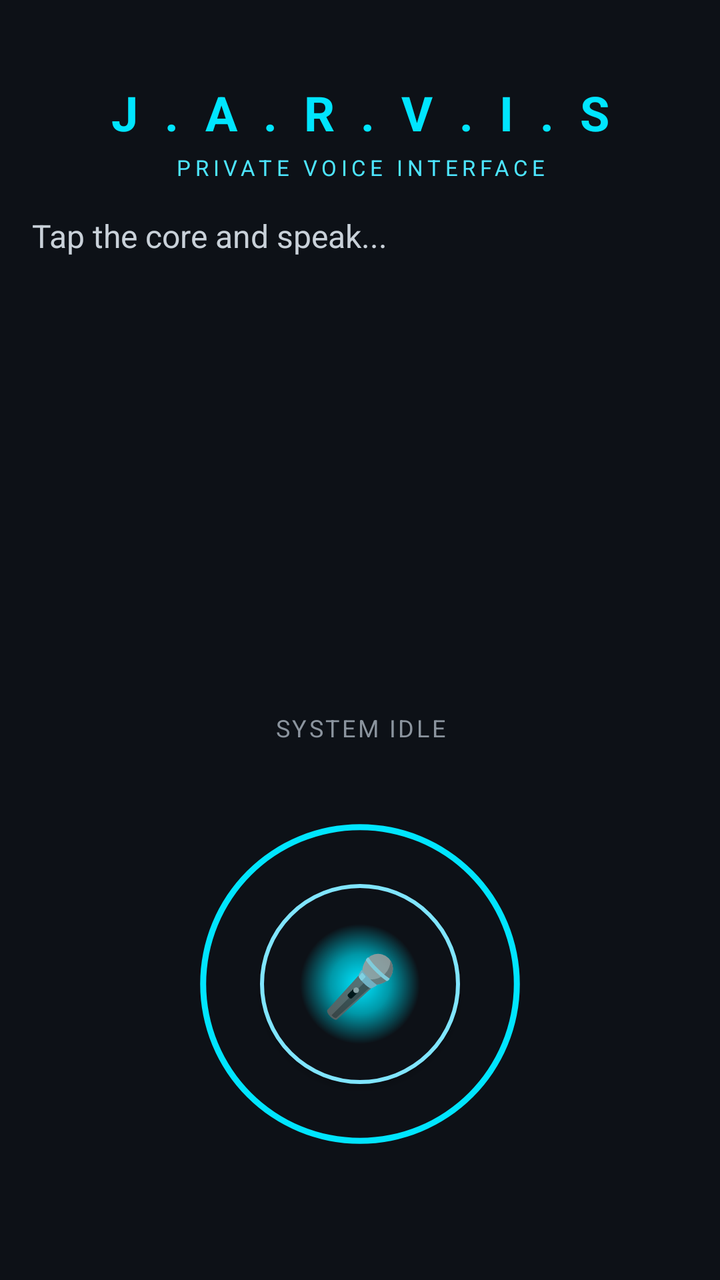
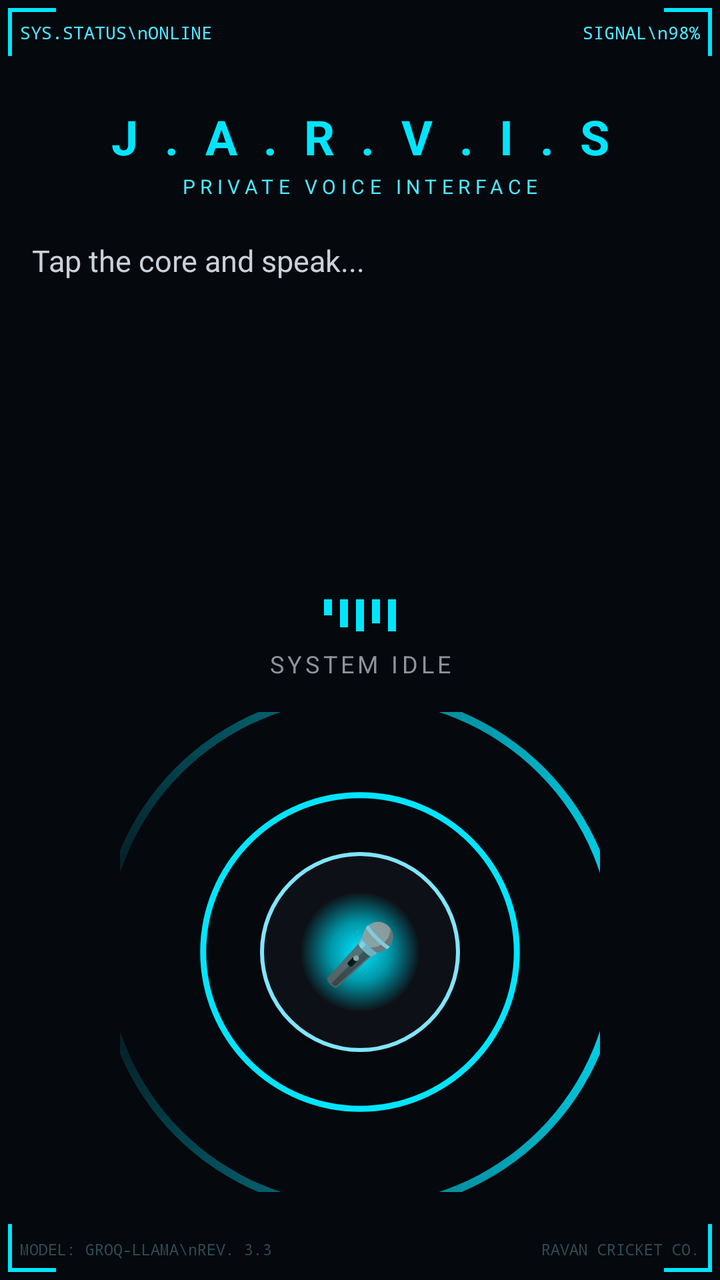

Screens rendered from an Android XML layout before and after an edit, with the pre-edit source and the edit as a unified diff.
<!-- AndroidManifest.xml: application theme Theme.PrivateJarvis -->
<!-- res/layout/activity_main.xml -->
<?xml version="1.0" encoding="utf-8"?>
<LinearLayout xmlns:android="http://schemas.android.com/apk/res/android"
    android:layout_width="match_parent"
    android:layout_height="match_parent"
    android:orientation="vertical"
    android:background="#0D1117"
    android:padding="16dp">

    <TextView
        android:id="@+id/titleText"
        android:layout_width="match_parent"
        android:layout_height="wrap_content"
        android:text="J . A . R . V . I . S"
        android:textColor="#00E5FF"
        android:textSize="24sp"
        android:textStyle="bold"
        android:letterSpacing="0.15"
        android:gravity="center"
        android:paddingTop="24dp"
        android:paddingBottom="4dp" />

    <TextView
        android:layout_width="match_parent"
        android:layout_height="wrap_content"
        android:text="PRIVATE VOICE INTERFACE"
        android:textColor="#4DE5FF"
        android:textSize="11sp"
        android:letterSpacing="0.2"
        android:gravity="center"
        android:paddingBottom="16dp" />

    <ScrollView
        android:layout_width="match_parent"
        android:layout_height="0dp"
        android:layout_weight="1">

        <TextView
            android:id="@+id/conversationText"
            android:layout_width="match_parent"
            android:layout_height="wrap_content"
            android:text="Tap the core and speak..."
            android:textColor="#C9D1D9"
            android:textSize="16sp"
            android:lineSpacingExtra="6dp" />
    </ScrollView>

    <TextView
        android:id="@+id/statusText"
        android:layout_width="match_parent"
        android:layout_height="wrap_content"
        android:text="SYSTEM IDLE"
        android:textColor="#8B949E"
        android:textSize="12sp"
        android:letterSpacing="0.1"
        android:gravity="center"
        android:paddingBottom="20dp" />

    <FrameLayout
        android:layout_width="200dp"
        android:layout_height="200dp"
        android:layout_gravity="center"
        android:layout_marginBottom="32dp">

        <ImageView
            android:id="@+id/outerRing"
            android:layout_width="200dp"
            android:layout_height="200dp"
            android:src="@drawable/ring_outer" />

        <ImageView
            android:id="@+id/innerRing"
            android:layout_width="150dp"
            android:layout_height="150dp"
            android:layout_gravity="center"
            android:src="@drawable/ring_inner" />

        <Button
            android:id="@+id/micButton"
            android:layout_width="100dp"
            android:layout_height="100dp"
            android:layout_gravity="center"
            android:text="🎤"
            android:textSize="30sp"
            android:background="@drawable/mic_core"
            android:elevation="8dp" />
    </FrameLayout>

</LinearLayout>
<!-- resources referenced by this layout -->
<resources>
  <!-- drawable mic_core (drawable) -->
  <?xml version="1.0" encoding="utf-8"?>
  <shape xmlns:android="http://schemas.android.com/apk/res/android"
      android:shape="oval">
      <gradient
          android:type="radial"
          android:gradientRadius="90"
          android:startColor="#00E5FF"
          android:centerColor="#0097A7"
          android:endColor="#0D1117" />
      <stroke
          android:width="2dp"
          android:color="#80E5FF" />
  </shape>
  <!-- drawable ring_inner (drawable) -->
  <?xml version="1.0" encoding="utf-8"?>
  <shape xmlns:android="http://schemas.android.com/apk/res/android"
      android:shape="ring"
      android:innerRadiusRatio="4"
      android:thickness="2dp"
      android:useLevel="false">
      <solid android:color="#4D00E5FF" />
  </shape>
  <!-- drawable ring_outer (drawable) -->
  <?xml version="1.0" encoding="utf-8"?>
  <shape xmlns:android="http://schemas.android.com/apk/res/android"
      android:shape="ring"
      android:innerRadiusRatio="2.6"
      android:thickness="3dp"
      android:useLevel="false">
      <solid android:color="#00E5FF" />
  </shape>
  <style name="Theme.PrivateJarvis" parent="Theme.MaterialComponents.DayNight.NoActionBar">
          <item name="colorPrimary">#00E5FF</item>
          <item name="android:statusBarColor">#0D1117</item>
          <item name="android:windowBackground">#0D1117</item>
      </style>
</resources>

<!-- the commit's change to res/layout/activity_main.xml (unified diff, before → after) -->
@@ -1,88 +1,172 @@
 <?xml version="1.0" encoding="utf-8"?>
-<LinearLayout xmlns:android="http://schemas.android.com/apk/res/android"
+<FrameLayout xmlns:android="http://schemas.android.com/apk/res/android"
     android:layout_width="match_parent"
     android:layout_height="match_parent"
-    android:orientation="vertical"
-    android:background="#0D1117"
-    android:padding="16dp">
+    android:background="#05080D">
+
+    <LinearLayout
+        android:layout_width="match_parent"
+        android:layout_height="match_parent"
+        android:orientation="vertical"
+        android:padding="16dp">
+
+        <TextView
+            android:layout_width="match_parent"
+            android:layout_height="wrap_content"
+            android:text="J . A . R . V . I . S"
+            android:textColor="#00E5FF"
+            android:textSize="24sp"
+            android:textStyle="bold"
+            android:letterSpacing="0.15"
+            android:gravity="center"
+            android:paddingTop="36dp"
+            android:paddingBottom="2dp" />
+
+        <TextView
+            android:layout_width="match_parent"
+            android:layout_height="wrap_content"
+            android:text="PRIVATE VOICE INTERFACE"
+            android:textColor="#4DE5FF"
+            android:textSize="10sp"
+            android:letterSpacing="0.25"
+            android:gravity="center"
+            android:paddingBottom="20dp" />
+
+        <ScrollView
+            android:layout_width="match_parent"
+            android:layout_height="0dp"
+            android:layout_weight="1">
+
+            <TextView
+                android:id="@+id/conversationText"
+                android:layout_width="match_parent"
+                android:layout_height="wrap_content"
+                android:text="Tap the core and speak..."
+                android:textColor="#C9D1D9"
+                android:textSize="15sp"
+                android:lineSpacingExtra="6dp" />
+        </ScrollView>
+
+        <LinearLayout
+            android:id="@+id/waveformRow"
+            android:layout_width="wrap_content"
+            android:layout_height="24dp"
+            android:layout_gravity="center"
+            android:orientation="horizontal"
+            android:paddingBottom="8dp">
+
+            <View android:id="@+id/bar1" android:layout_width="4dp" android:layout_height="8dp" android:layout_marginEnd="4dp" android:background="#00E5FF" />
+            <View android:id="@+id/bar2" android:layout_width="4dp" android:layout_height="14dp" android:layout_marginEnd="4dp" android:background="#00E5FF" />
+            <View android:id="@+id/bar3" android:layout_width="4dp" android:layout_height="20dp" android:layout_marginEnd="4dp" android:background="#00E5FF" />
+            <View android:id="@+id/bar4" android:layout_width="4dp" android:layout_height="12dp" android:layout_marginEnd="4dp" android:background="#00E5FF" />
+            <View android:id="@+id/bar5" android:layout_width="4dp" android:layout_height="18dp" android:background="#00E5FF" />
+        </LinearLayout>
+
+        <TextView
+            android:id="@+id/statusText"
+            android:layout_width="match_parent"
+            android:layout_height="wrap_content"
+            android:text="SYSTEM IDLE"
+            android:textColor="#8B949E"
+            android:textSize="12sp"
+            android:letterSpacing="0.15"
+            android:gravity="center"
+            android:paddingBottom="16dp" />
+
+        <FrameLayout
+            android:layout_width="240dp"
+            android:layout_height="240dp"
+            android:layout_gravity="center"
+            android:layout_marginBottom="28dp">
+
+            <ImageView
+                android:id="@+id/dashedRing"
+                android:layout_width="240dp"
+                android:layout_height="240dp"
+                android:layout_gravity="center"
+                android:src="@drawable/ring_dashed" />
+
+            <ImageView
+                android:id="@+id/outerRing"
+                android:layout_width="200dp"
+                android:layout_height="200dp"
+                android:layout_gravity="center"
+                android:src="@drawable/ring_outer" />
+
+            <ImageView
+                android:id="@+id/innerRing"
+                android:layout_width="150dp"
+                android:layout_height="150dp"
+                android:layout_gravity="center"
+                android:src="@drawable/ring_inner" />
+
+            <Button
+                android:id="@+id/micButton"
+                android:layout_width="100dp"
+                android:layout_height="100dp"
+                android:layout_gravity="center"
+                android:text="🎤"
+                android:textSize="30sp"
+                android:background="@drawable/mic_core"
+                android:elevation="8dp" />
+        </FrameLayout>
+
+    </LinearLayout>
 
     <TextView
-        android:id="@+id/titleText"
-        android:layout_width="match_parent"
+        android:layout_width="wrap_content"
         android:layout_height="wrap_content"
-        android:text="J . A . R . V . I . S"
-        android:textColor="#00E5FF"
-        android:textSize="24sp"
-        android:textStyle="bold"
-        android:letterSpacing="0.15"
-        android:gravity="center"
-        android:paddingTop="24dp"
-        android:paddingBottom="4dp" />
+        android:layout_gravity="top|start"
+        android:layout_margin="10dp"
+        android:text="SYS.STATUS\nONLINE"
+        android:textColor="#4DE5FF"
+        android:textSize="9sp"
+        android:fontFamily="monospace"
+        android:lineSpacingExtra="2dp" />
 
     <TextView
-        android:layout_width="match_parent"
+        android:layout_width="wrap_content"
         android:layout_height="wrap_content"
-        android:text="PRIVATE VOICE INTERFACE"
+        android:layout_gravity="top|end"
+        android:layout_margin="10dp"
+        android:text="SIGNAL\n98%"
         android:textColor="#4DE5FF"
-        android:textSize="11sp"
-        android:letterSpacing="0.2"
-        android:gravity="center"
-        android:paddingBottom="16dp" />
-
-    <ScrollView
-        android:layout_width="match_parent"
-        android:layout_height="0dp"
-        android:layout_weight="1">
-
-        <TextView
-            android:id="@+id/conversationText"
-            android:layout_width="match_parent"
-            android:layout_height="wrap_content"
-            android:text="Tap the core and speak..."
-            android:textColor="#C9D1D9"
-            android:textSize="16sp"
-            android:lineSpacingExtra="6dp" />
-    </ScrollView>
+        android:textSize="9sp"
+        android:fontFamily="monospace"
+        android:gravity="end"
+        android:lineSpacingExtra="2dp" />
 
     <TextView
-        android:id="@+id/statusText"
-        android:layout_width="match_parent"
+        android:layout_width="wrap_content"
         android:layout_height="wrap_content"
-        android:text="SYSTEM IDLE"
-        android:textColor="#8B949E"
-        android:textSize="12sp"
-        android:letterSpacing="0.1"
-        android:gravity="center"
-        android:paddingBottom="20dp" />
+        android:layout_gravity="bottom|start"
+        android:layout_margin="10dp"
+        android:text="MODEL: GROQ-LLAMA\nREV. 3.3"
+        android:textColor="#2E4A52"
+        android:textSize="8sp"
+        android:fontFamily="monospace"
+        android:lineSpacingExtra="2dp" />
 
-    <FrameLayout
-        android:layout_width="200dp"
-        android:layout_height="200dp"
-        android:layout_gravity="center"
-        android:layout_marginBottom="32dp">
+    <TextView
+        android:layout_width="wrap_content"
+        android:layout_height="wrap_content"
+        android:layout_gravity="bottom|end"
+        android:layout_margin="10dp"
+        android:text="RAVAN CRICKET CO."
+        android:textColor="#2E4A52"
+        android:textSize="8sp"
+        android:fontFamily="monospace" />
 
-        <ImageView
-            android:id="@+id/outerRing"
-            android:layout_width="200dp"
-            android:layout_height="200dp"
-            android:src="@drawable/ring_outer" />
+    <View android:layout_width="24dp" android:layout_height="2dp" android:layout_gravity="top|start" android:layout_margin="4dp" android:background="#00E5FF" />
+    <View android:layout_width="2dp" android:layout_height="24dp" android:layout_gravity="top|start" android:layout_margin="4dp" android:background="#00E5FF" />
 
-        <ImageView
-            android:id="@+id/innerRing"
-            android:layout_width="150dp"
-            android:layout_height="150dp"
-            android:layout_gravity="center"
-            android:src="@drawable/ring_inner" />
+    <View android:layout_width="24dp" android:layout_height="2dp" android:layout_gravity="top|end" android:layout_margin="4dp" android:background="#00E5FF" />
+    <View android:layout_width="2dp" android:layout_height="24dp" android:layout_gravity="top|end" android:layout_margin="4dp" android:background="#00E5FF" />
 
-        <Button
-            android:id="@+id/micButton"
-            android:layout_width="100dp"
-            android:layout_height="100dp"
-            android:layout_gravity="center"
-            android:text="🎤"
-            android:textSize="30sp"
-            android:background="@drawable/mic_core"
-            android:elevation="8dp" />
-    </FrameLayout>
+    <View android:layout_width="24dp" android:layout_height="2dp" android:layout_gravity="bottom|start" android:layout_margin="4dp" android:background="#00E5FF" />
+    <View android:layout_width="2dp" android:layout_height="24dp" android:layout_gravity="bottom|start" android:layout_margin="4dp" android:background="#00E5FF" />
 
-</LinearLayout>
+    <View android:layout_width="24dp" android:layout_height="2dp" android:layout_gravity="bottom|end" android:layout_margin="4dp" android:background="#00E5FF" />
+    <View android:layout_width="2dp" android:layout_height="24dp" android:layout_gravity="bottom|end" android:layout_margin="4dp" android:background="#00E5FF" />
+
+</FrameLayout>
<!-- resource entries referenced after the edit -->
@@ -14,6 +14,24 @@
           android:width="2dp"
           android:color="#80E5FF" />
   </shape>
+  <!-- drawable ring_dashed (drawable) -->
+  <?xml version="1.0" encoding="utf-8"?>
+  <rotate xmlns:android="http://schemas.android.com/apk/res/android"
+      android:fromDegrees="0"
+      android:toDegrees="0"
+      android:pivotX="50%"
+      android:pivotY="50%">
+      <shape android:shape="ring"
+          android:innerRadiusRatio="1.9"
+          android:thickness="4dp"
+          android:useLevel="false">
+          <gradient
+              android:type="sweep"
+              android:startColor="#00E5FF"
+              android:centerColor="#0000E5FF"
+              android:endColor="#00E5FF" />
+      </shape>
+  </rotate>
   <!-- drawable ring_inner (drawable) -->
   <?xml version="1.0" encoding="utf-8"?>
   <shape xmlns:android="http://schemas.android.com/apk/res/android"
